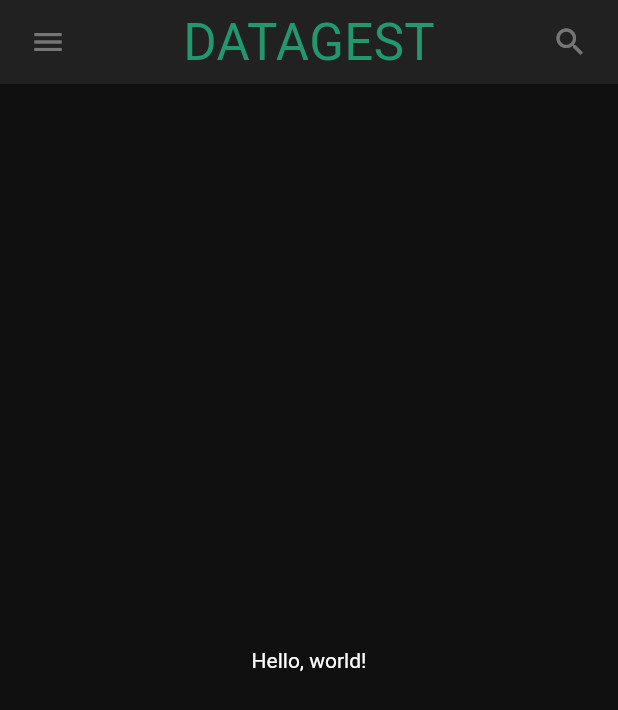
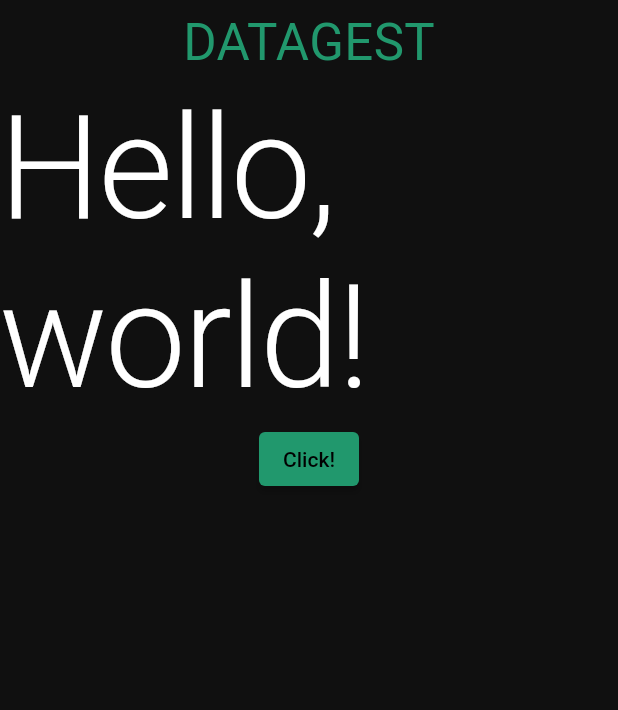
Before and after one commit to vev0s/Datagest, a Flutter app: the screen it shows after launch, on a phone screen of 412 x 824 dp. Shown: the top 710 px of the screen. Run offline on Flutter 3.47's test engine with Material 2 defaults, Android fonts, the phone set to English and light mode, and no system bars.

Commit message:
feat(routes): added two main routes, main menu and create DB, placeholders of the true routes for now

```diff
--- a/lib/main.dart
+++ b/lib/main.dart
@@ -1,76 +1,11 @@
 import 'package:flutter/material.dart';
-import 'theme.dart';
-
-class MyAppBar extends StatelessWidget {
-  MyAppBar({this.title});
-
-  // Fields in a Widget subclass are always marked "final".
-
-  final Widget title;
-
-  @override
-  Widget build(BuildContext context) {
-    return Container(
-      height: 56.0, // in logical pixels
-      padding: const EdgeInsets.symmetric(horizontal: 8.0),
-      decoration: BoxDecoration(color: Colors.grey[900]),
-      // Row is a horizontal, linear layout.
-      child: Row(
-        // <Widget> is the type of items in the list.
-        children: <Widget>[
-          IconButton(
-            icon: Icon(Icons.menu),
-            tooltip: 'Navigation menu',
-            onPressed: null, // null disables the button
-          ),
-          // Expanded expands its child to fill the available space.
-          Expanded(
-            child: title,
-          ),
-          IconButton(
-            icon: Icon(Icons.search),
-            tooltip: 'Search',
-            onPressed: null,
-          ),
-        ],
-      ),
-    );
-  }
-}
-
-class MyScaffold extends StatelessWidget {
-  @override
-  Widget build(BuildContext context) {
-    // Material is a conceptual piece of paper on which the UI appears.
-    return Material(
-      // Column is a vertical, linear layout.
-      child: Column(
-        children: <Widget>[
-          MyAppBar(
-            title: Center(
-              child: Text(
-                'DATAGEST',
-                style: dgTextTheme.headline4
-              )
-            ),
-          ),
-          Expanded(
-            child: Center(
-              child: Text('Hello, world!'),
-            ),
-          ),
-        ],
-      ),
-    );
-  }
-}
+import 'package:datagest/theme.dart';
+import 'routes/main_menu.dart';
 
 void main() {
   runApp(MaterialApp(
-    title: 'My app', // used by the OS task switcher
-    home: MyScaffold(),
-    theme: ThemeData.from(
-      colorScheme: dgColorScheme
-    )
+    title: 'Datagest', // used by the OS task switcher
+    home: MainMenuRoute(),
+    theme: ThemeData.from(colorScheme: dgColorScheme)
   ));
 }
--- /dev/null
+++ b/lib/routes/create_db.dart
@@ -0,0 +1,20 @@
+import 'package:flutter/material.dart';
+import 'package:datagest/theme.dart';
+import 'package:datagest/template.dart';
+
+class CreateDBRoute extends StatelessWidget {
+
+  @override
+  Widget build(BuildContext context) {
+    var content = Column(children: <Widget>[
+      Text("Hello, DB!", style: dgTextTheme.headline1),
+      ElevatedButton(
+          onPressed: () => Navigator.pop(context),
+          child: Text("Go back!")
+      )
+    ]);
+
+    return Template(content, hideNavIcons: true,);
+  }
+
+}
--- /dev/null
+++ b/lib/routes/main_menu.dart
@@ -0,0 +1,24 @@
+import 'package:flutter/material.dart';
+import 'package:datagest/theme.dart';
+import 'package:datagest/template.dart';
+import 'package:datagest/routes/create_db.dart';
+
+class MainMenuRoute extends StatelessWidget {
+
+  @override
+  Widget build(BuildContext context) {
+    var content = Column(children: <Widget>[
+      Text("Hello, world!", style: dgTextTheme.headline1),
+      ElevatedButton(
+        onPressed: () => Navigator.push(
+            context,
+            MaterialPageRoute(builder: (context) => CreateDBRoute())
+        ),
+        child: Text("Click!")
+      )
+    ]);
+
+    return Template(content, hideNavIcons: true,);
+  }
+
+}
--- /dev/null
+++ b/lib/template.dart
@@ -0,0 +1,75 @@
+import 'package:flutter/material.dart';
+import 'package:datagest/theme.dart';
+
+class Navbar extends StatelessWidget {
+  Navbar(this.title, {this.hideIcons});
+
+  // Fields in a Widget subclass are always marked "final".
+
+  final Widget title;
+  final bool? hideIcons;
+
+  @override
+  Widget build(BuildContext context) {
+    var navContent = <Widget>[];
+
+    // Menu icon
+    if (hideIcons == false) {
+      navContent.add(
+          IconButton(
+              icon: Icon(Icons.menu),
+              tooltip: 'Navigation menu',
+              onPressed: null
+          )
+      );
+    }
+
+    // Title
+    navContent.add(
+      Expanded(child: title,)
+    );
+
+    // Search icon
+    if (hideIcons == false) {
+      navContent.add(
+          IconButton(
+            icon: Icon(Icons.search),
+            tooltip: 'Search',
+            onPressed: null,
+          )
+      );
+    }
+
+    return Container(
+      height: 56.0,
+      padding: const EdgeInsets.symmetric(horizontal: 8.0),
+      decoration: BoxDecoration(color: dgColorScheme.surface),
+      child: Row(
+        children: navContent,
+      ),
+    );
+  }
+}
+
+class Template extends StatelessWidget {
+
+  Template(this.content, {this.hideNavIcons});
+
+  final Widget content;
+  final bool? hideNavIcons;
+
+  @override
+  Widget build(BuildContext context) {
+    var title = Center(child: Text('DATAGEST', style: dgTextTheme.headline4));
+
+    return Material(
+      // Column is a vertical, linear layout.
+      child: Column(
+        children: <Widget>[
+          Navbar(title, hideIcons: hideNavIcons),
+          Expanded(child: content),
+        ],
+      ),
+    );
+  }
+}
--- a/pubspec.yaml
+++ b/pubspec.yaml
@@ -18,7 +18,7 @@
 version: 1.0.0+1
 
 environment:
-  sdk: ">=2.7.0 <3.0.0"
+  sdk: ">=2.12.0-30 <3.0.0"
 
 dependencies:
   flutter:
```
Also changed, not shown: pubspec.lock.
